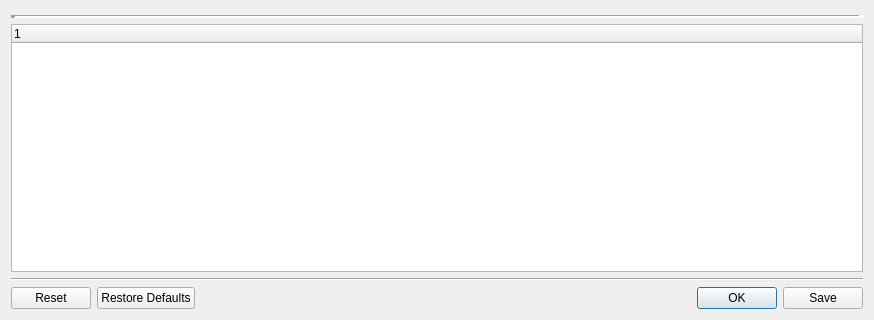
Before: the Qt Designer form src/qmapshack/gis/trk/IFitDataDialog.ui in kkarsten62/qmapshack, drawn with Qt 5; both pictures show x 0 to 874 and y 239 to 559 of the 874 by 559 pixel window.
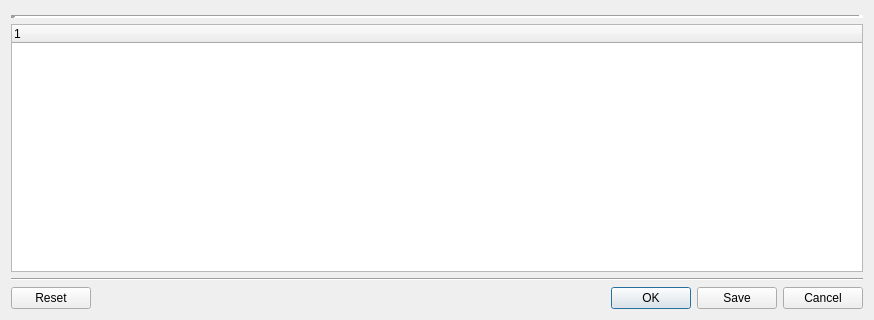
After: the same form once the commit is applied. Icons and pictures are not drawn.

Commit message:
Update FitDialog when settings are changed
Changes to be committed:
	modified:   src/qmapshack/gis/trk/CFitDataDialog.cpp
	modified:   src/qmapshack/gis/trk/CFitDataDialog.h
	modified:   src/qmapshack/gis/trk/CFitDataSettingsDialog.cpp
	modified:   src/qmapshack/gis/trk/CFitDataSettingsDialog.h
	modified:   src/qmapshack/gis/trk/IFitDataDialog.ui

Diff of the .ui file:
```diff
--- a/src/qmapshack/gis/trk/IFitDataDialog.ui
+++ b/src/qmapshack/gis/trk/IFitDataDialog.ui
@@ -26,7 +26,7 @@
       <enum>Qt::Orientation::Horizontal</enum>
      </property>
      <property name="standardButtons">
-      <set>QDialogButtonBox::StandardButton::Ok|QDialogButtonBox::StandardButton::Reset|QDialogButtonBox::StandardButton::RestoreDefaults|QDialogButtonBox::StandardButton::Save</set>
+      <set>QDialogButtonBox::StandardButton::Cancel|QDialogButtonBox::StandardButton::Ok|QDialogButtonBox::StandardButton::Reset|QDialogButtonBox::StandardButton::Save</set>
      </property>
     </widget>
    </item>
```
The commit also changes 4 other files.
